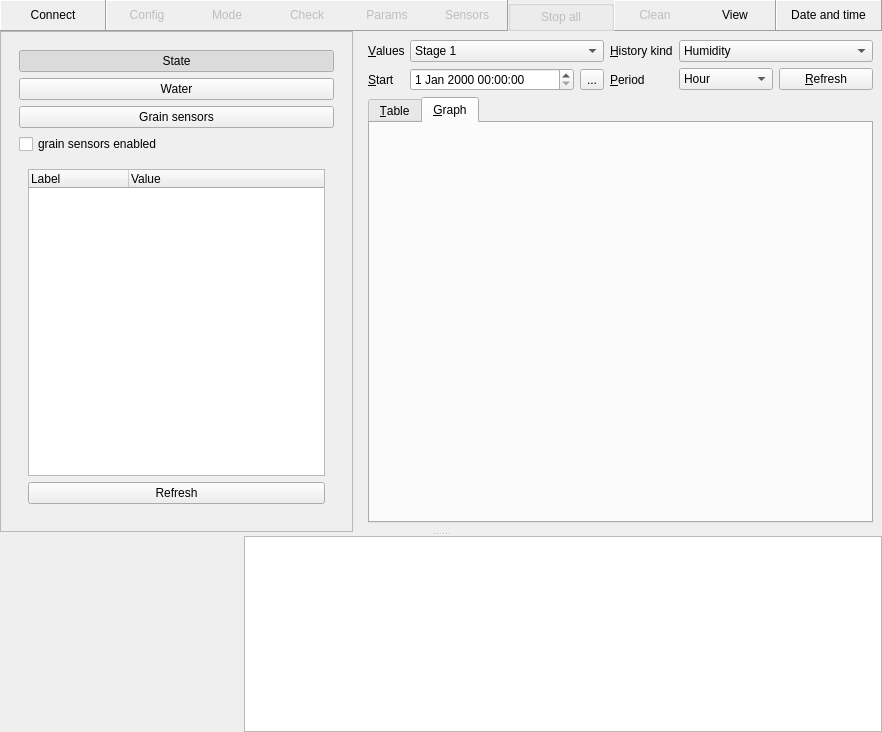
First picture: the form in gui/mainwindow.ui, repository Shmuma/grain-watering, before the edit.
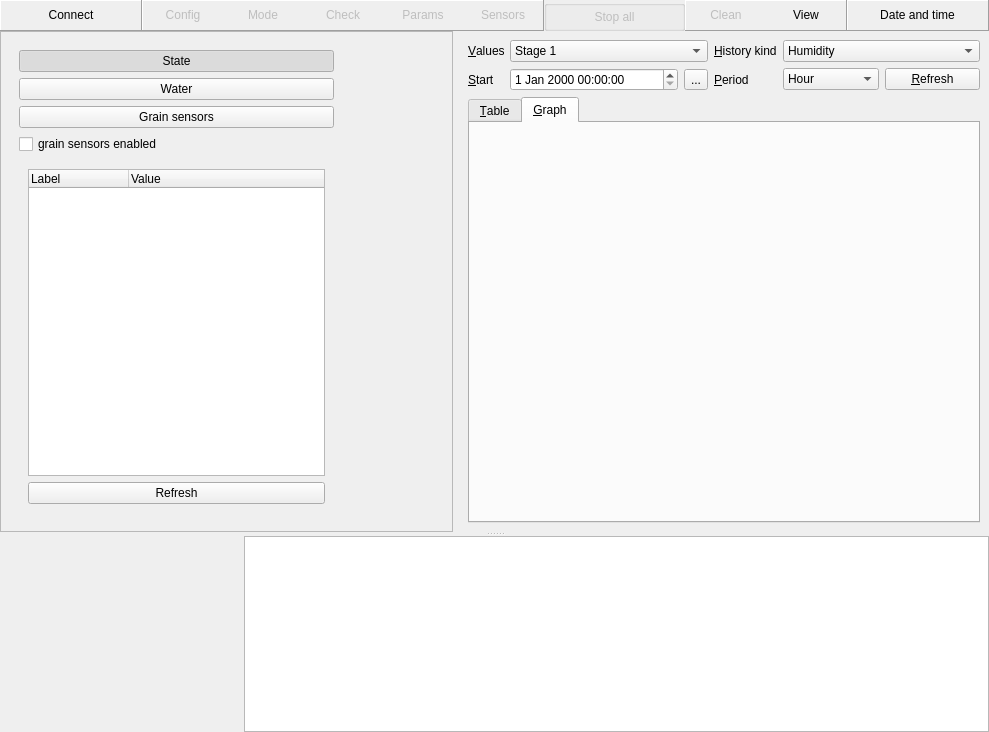
Second picture: the form after the edit. The open tabs and pages were chosen to show the change. Custom widgets are drawn as their Qt base class.

```diff
--- a/gui/mainwindow.ui
+++ b/gui/mainwindow.ui
@@ -6,7 +6,7 @@
    <rect>
     <x>0</x>
     <y>0</y>
-    <width>882</width>
+    <width>989</width>
     <height>732</height>
    </rect>
   </property>
@@ -1497,6 +1497,14 @@
           </layout>
          </widget>
          <widget class="QWidget" name="page_4" >
+          <property name="geometry" >
+           <rect>
+            <x>0</x>
+            <y>0</y>
+            <width>587</width>
+            <height>562</height>
+           </rect>
+          </property>
           <layout class="QVBoxLayout" >
            <item>
             <layout class="QGridLayout" >
@@ -1728,6 +1736,14 @@
               </layout>
              </widget>
              <widget class="QWidget" name="plotWidget" >
+              <property name="geometry" >
+               <rect>
+                <x>0</x>
+                <y>0</y>
+                <width>565</width>
+                <height>429</height>
+               </rect>
+              </property>
               <attribute name="title" >
                <string>&amp;Graph</string>
               </attribute>
```
Left out of the diff: 240 changed lines with no effect on the pictures.
